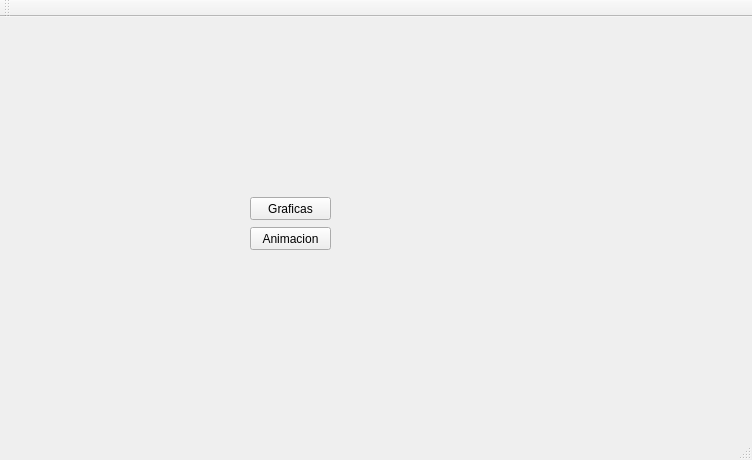
Qt form MainWindow.ui (Raimmaster/PendulumSimulator) before a commit.
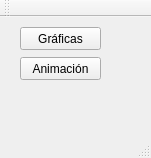
The same form after that commit.

Commit message: Estética

The edit to the form file:
```diff
--- a/MainWindow.ui
+++ b/MainWindow.ui
@@ -6,8 +6,8 @@
    <rect>
     <x>0</x>
     <y>0</y>
-    <width>752</width>
-    <height>460</height>
+    <width>151</width>
+    <height>158</height>
    </rect>
   </property>
   <property name="windowTitle">
@@ -17,27 +17,27 @@
    <widget class="QPushButton" name="pushButton">
     <property name="geometry">
      <rect>
-      <x>250</x>
-      <y>180</y>
+      <x>20</x>
+      <y>10</y>
       <width>81</width>
       <height>23</height>
      </rect>
     </property>
     <property name="text">
-     <string>Graficas</string>
+     <string>Gráficas</string>
     </property>
    </widget>
    <widget class="QPushButton" name="pushButton_2">
     <property name="geometry">
      <rect>
-      <x>250</x>
-      <y>210</y>
+      <x>20</x>
+      <y>40</y>
       <width>81</width>
       <height>23</height>
      </rect>
     </property>
     <property name="text">
-     <string>Animacion</string>
+     <string>Animación</string>
     </property>
    </widget>
   </widget>
```
Left out of the diff: 6 changed lines with no effect on the pictures. The commit also changes 1 other file.
